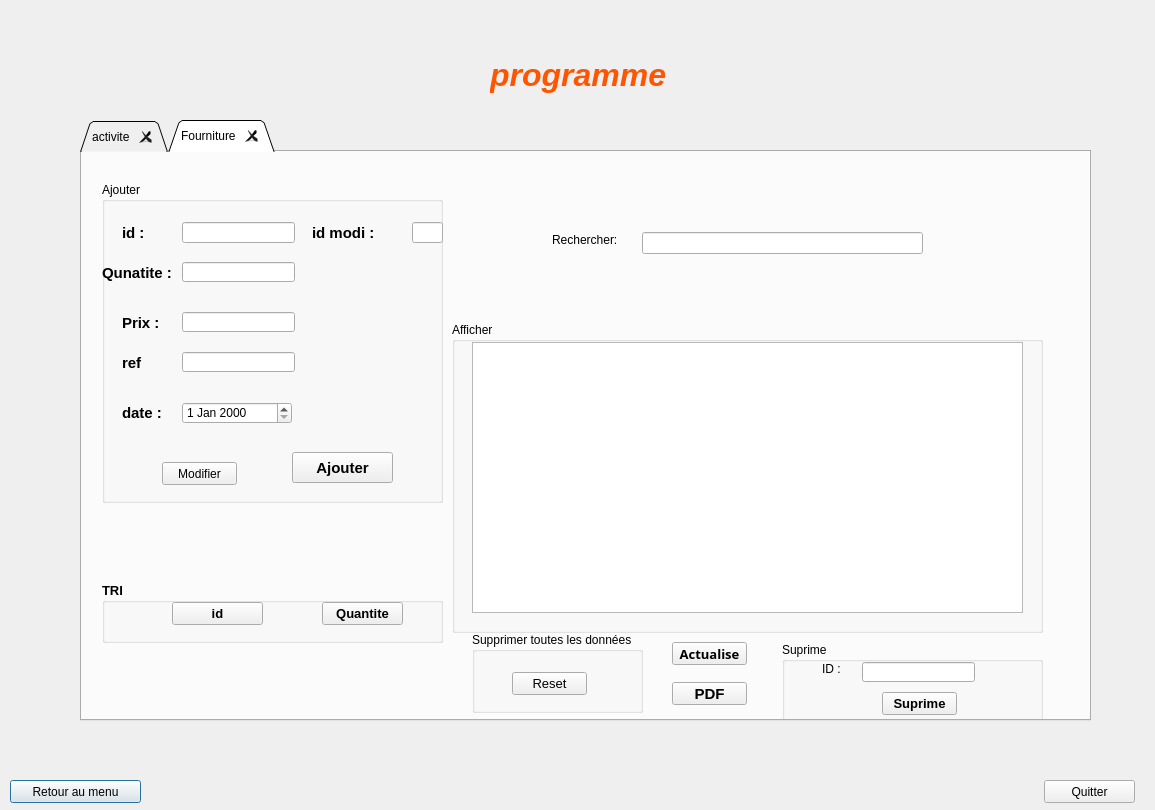
First picture: the form in application_version_beta/programme.ui, repository AzizBenIsmail/Projet_Parental_Monitoring_System_Qt, before the edit.
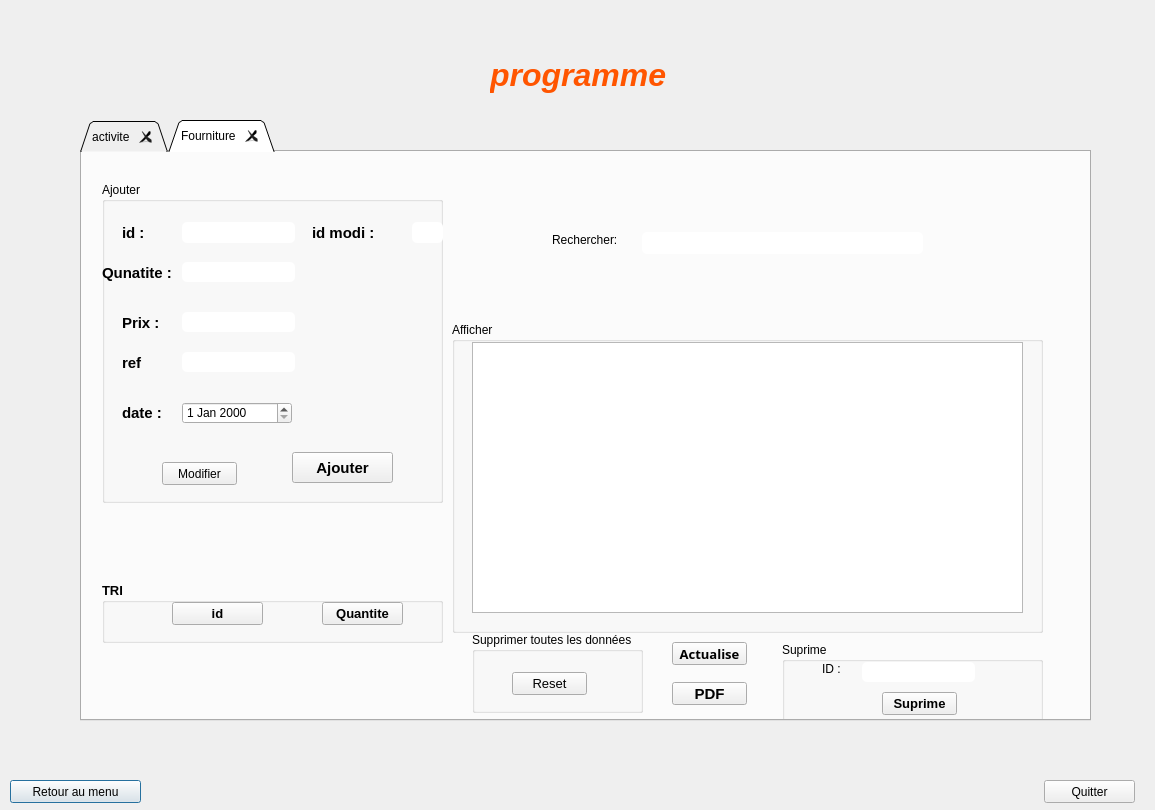
Second picture: the form after the edit. The open tabs and pages were chosen to show the change.

```diff
--- a/application_version_beta/programme.ui
+++ b/application_version_beta/programme.ui
@@ -525,6 +525,26 @@
         <height>21</height>
        </rect>
       </property>
+      <property name="styleSheet">
+       <string notr="true">QLineEdit{
+    background-color: white;
+    box-shadow: 2px 0.5px 5px 1px inset black;
+    border-radius: 5px;
+    width: 70%;
+    padding-right: 10px;
+    padding-left: 10px;
+    text-align: left;
+    color: #000;
+    font-size:inherit;
+    font-family: Arial, Helvetica, sans-serif;  
+    font-weight:normal;
+    font-variant:normal;
+}
+QLineEdit::hover{  color: black ;
+background-color:orange;}
+QLineEdit::focus{  color: black ;
+background-color:white;}</string>
+      </property>
      </widget>
      <widget class="QLineEdit" name="Qunatite_h">
       <property name="geometry">
@@ -535,6 +555,26 @@
         <height>20</height>
        </rect>
       </property>
+      <property name="styleSheet">
+       <string notr="true">QLineEdit{
+    background-color: white;
+    box-shadow: 2px 0.5px 5px 1px inset black;
+    border-radius: 5px;
+    width: 70%;
+    padding-right: 10px;
+    padding-left: 10px;
+    text-align: left;
+    color: #000;
+    font-size:inherit;
+    font-family: Arial, Helvetica, sans-serif;  
+    font-weight:normal;
+    font-variant:normal;
+}
+QLineEdit::hover{  color: black ;
+background-color:orange;}
+QLineEdit::focus{  color: black ;
+background-color:white;}</string>
+      </property>
      </widget>
      <widget class="QLineEdit" name="prix_hay">
       <property name="geometry">
@@ -545,6 +585,26 @@
         <height>20</height>
        </rect>
       </property>
+      <property name="styleSheet">
+       <string notr="true">QLineEdit{
+    background-color: white;
+    box-shadow: 2px 0.5px 5px 1px inset black;
+    border-radius: 5px;
+    width: 70%;
+    padding-right: 10px;
+    padding-left: 10px;
+    text-align: left;
+    color: #000;
+    font-size:inherit;
+    font-family: Arial, Helvetica, sans-serif;  
+    font-weight:normal;
+    font-variant:normal;
+}
+QLineEdit::hover{  color: black ;
+background-color:orange;}
+QLineEdit::focus{  color: black ;
+background-color:white;}</string>
+      </property>
      </widget>
      <widget class="QLabel" name="label_11">
       <property name="geometry">
@@ -653,6 +713,26 @@
         <height>20</height>
        </rect>
       </property>
+      <property name="styleSheet">
+       <string notr="true">QLineEdit{
+    background-color: white;
+    box-shadow: 2px 0.5px 5px 1px inset black;
+    border-radius: 5px;
+    width: 70%;
+    padding-right: 10px;
+    padding-left: 10px;
+    text-align: left;
+    color: #000;
+    font-size:inherit;
+    font-family: Arial, Helvetica, sans-serif;  
+    font-weight:normal;
+    font-variant:normal;
+}
+QLineEdit::hover{  color: black ;
+background-color:orange;}
+QLineEdit::focus{  color: black ;
+background-color:white;}</string>
+      </property>
      </widget>
      <widget class="QLineEdit" name="_id_h_2">
       <property name="geometry">
@@ -663,6 +743,26 @@
         <height>21</height>
        </rect>
       </property>
+      <property name="styleSheet">
+       <string notr="true">QLineEdit{
+    background-color: white;
+    box-shadow: 2px 0.5px 5px 1px inset black;
+    border-radius: 5px;
+    width: 70%;
+    padding-right: 10px;
+    padding-left: 10px;
+    text-align: left;
+    color: #000;
+    font-size:inherit;
+    font-family: Arial, Helvetica, sans-serif;  
+    font-weight:normal;
+    font-variant:normal;
+}
+QLineEdit::hover{  color: black ;
+background-color:orange;}
+QLineEdit::focus{  color: black ;
+background-color:white;}</string>
+      </property>
      </widget>
      <widget class="QLabel" name="label_10">
       <property name="geometry">
@@ -742,6 +842,26 @@
         <height>20</height>
        </rect>
       </property>
+      <property name="styleSheet">
+       <string notr="true">QLineEdit{
+    background-color: white;
+    box-shadow: 2px 0.5px 5px 1px inset black;
+    border-radius: 5px;
+    width: 70%;
+    padding-right: 10px;
+    padding-left: 10px;
+    text-align: left;
+    color: #000;
+    font-size:inherit;
+    font-family: Arial, Helvetica, sans-serif;  
+    font-weight:normal;
+    font-variant:normal;
+}
+QLineEdit::hover{  color: black ;
+background-color:orange;}
+QLineEdit::focus{  color: black ;
+background-color:white;}</string>
+      </property>
      </widget>
      <widget class="QPushButton" name="pushButton_Sui_m">
       <property name="geometry">
@@ -924,6 +1044,26 @@
        <height>22</height>
       </rect>
      </property>
+     <property name="styleSheet">
+      <string notr="true">QLineEdit{
+    background-color: white;
+    box-shadow: 2px 0.5px 5px 1px inset black;
+    border-radius: 5px;
+    width: 70%;
+    padding-right: 10px;
+    padding-left: 10px;
+    text-align: left;
+    color: #000;
+    font-size:inherit;
+    font-family: Arial, Helvetica, sans-serif;  
+    font-weight:normal;
+    font-variant:normal;
+}
+QLineEdit::hover{  color: black ;
+background-color:orange;}
+QLineEdit::focus{  color: black ;
+background-color:white;}</string>
+     </property>
     </widget>
     <widget class="QLabel" name="label_81">
      <property name="geometry">
```
Left out of the diff: 63 changed lines with no effect on the pictures.
